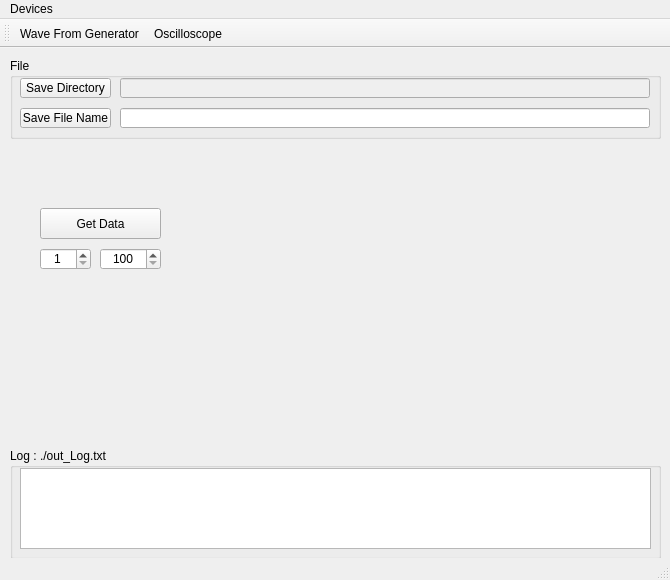
Above: mainwindow.ui from TripletESR/DAQ_GUI before the change. Below: the same form after it.
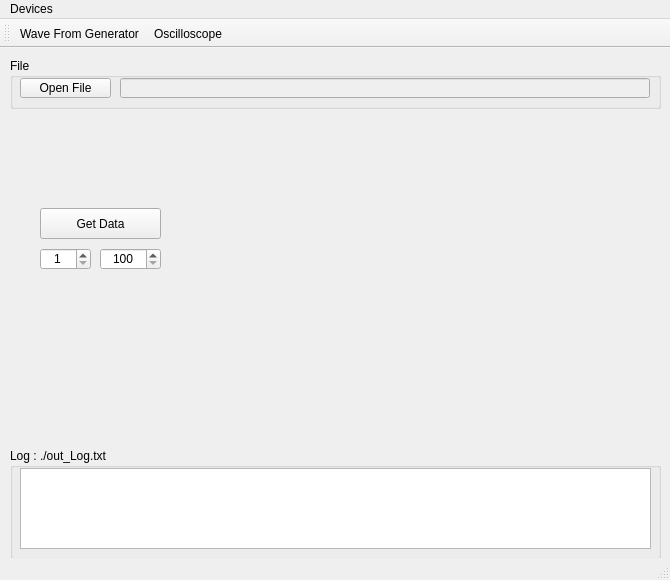
That is the form after the change. Custom widgets are drawn as their Qt base class.

Patch:
```diff
--- a/mainwindow.ui
+++ b/mainwindow.ui
@@ -24,9 +24,9 @@
     <property name="geometry">
      <rect>
       <x>220</x>
-      <y>100</y>
+      <y>70</y>
       <width>441</width>
-      <height>301</height>
+      <height>331</height>
      </rect>
     </property>
     <zorder>groupBox_2</zorder>
@@ -124,26 +124,13 @@
       <x>10</x>
       <y>10</y>
       <width>651</width>
-      <height>81</height>
+      <height>51</height>
      </rect>
     </property>
     <property name="title">
      <string>File</string>
     </property>
-    <widget class="QPushButton" name="pushButton_saveDir">
-     <property name="geometry">
-      <rect>
-       <x>10</x>
-       <y>20</y>
-       <width>91</width>
-       <height>20</height>
-      </rect>
-     </property>
-     <property name="text">
-      <string>Save Directory</string>
-     </property>
-    </widget>
-    <widget class="QLineEdit" name="lineEdit_Dir">
+    <widget class="QLineEdit" name="lineEdit_FileName">
      <property name="enabled">
       <bool>false</bool>
      </property>
@@ -162,27 +149,17 @@
       </sizepolicy>
      </property>
     </widget>
-    <widget class="QLineEdit" name="lineEdit_FileName">
-     <property name="geometry">
-      <rect>
-       <x>110</x>
-       <y>50</y>
-       <width>530</width>
-       <height>20</height>
-      </rect>
-     </property>
-    </widget>
-    <widget class="QPushButton" name="pushButton_saveFile">
+    <widget class="QPushButton" name="pushButton_openFile">
      <property name="geometry">
       <rect>
        <x>10</x>
-       <y>50</y>
+       <y>20</y>
        <width>91</width>
        <height>20</height>
       </rect>
      </property>
      <property name="text">
-      <string>Save File Name</string>
+      <string>Open File</string>
      </property>
     </widget>
    </widget>
```
Left out of the diff: 18 changed lines with no effect on the pictures.
